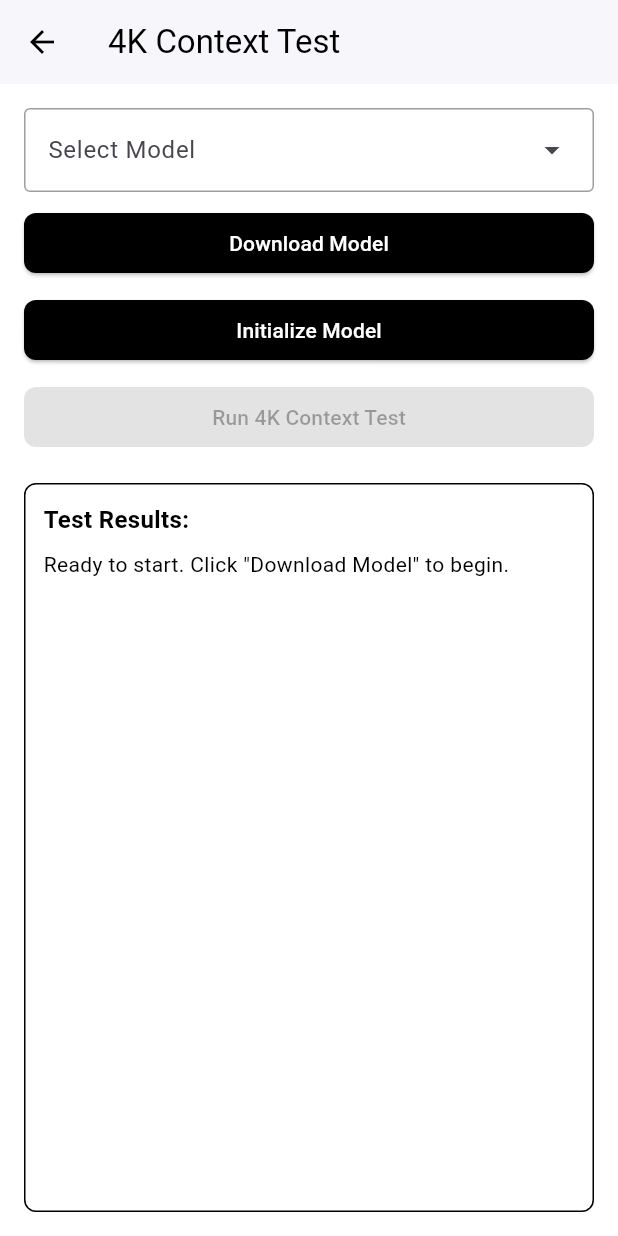
After one commit to cactus-compute/cactus-flutter, a Flutter app: the ContextTestPage screen opened directly, on a phone screen of 412 x 824 dp. The commit adds this screen. Run offline on Flutter 3.47's test engine with Material 3 defaults, Android fonts, the phone set to English and light mode, and no system bars; our stand-ins replace device_info_plus, file_picker, image_picker, objectbox, package_info_plus and 2 more; missing offline and left inert: android_id, dart:ffi, read_pdf_text, record; accounts and stored records are empty; generated files the repository leaves out were written again; network calls fail.

Commit message:
Update example app: 4k context test and pro token

```diff
--- /dev/null
+++ b/example/lib/pages/context_test.dart
@@ -0,0 +1,391 @@
+import 'package:cactus/cactus.dart';
+import 'package:flutter/material.dart';
+
+class ContextTestPage extends StatefulWidget {
+  const ContextTestPage({super.key});
+
+  @override
+  State<ContextTestPage> createState() => _ContextTestPageState();
+}
+
+class _ContextTestPageState extends State<ContextTestPage> {
+  final lm = CactusLM();
+  bool isModelDownloaded = false;
+  bool isModelLoaded = false;
+  bool isDownloading = false;
+  bool isInitializing = false;
+  bool isRunningTest = false;
+  String outputText = 'Ready to start. Click "Download Model" to begin.';
+  String? testResponse;
+  double testTPS = 0;
+  double testTTFT = 0;
+  double testTotalTime = 0;
+  int testPrefillTokens = 0;
+  int testDecodeTokens = 0;
+  int testTotalTokens = 0;
+  String model = 'qwen3-0.6';
+  List<CactusModel> availableModels = [];
+
+  @override
+  void initState() {
+    super.initState();
+    getAvailableModels();
+  }
+
+  @override
+  void dispose() {
+    lm.unload();
+    super.dispose();
+  }
+
+  Future<void> getAvailableModels() async {
+    try {
+      final models = await lm.getModels();
+      debugPrint("Available models: ${models.map((m) => "${m.slug}: ${m.sizeMb}MB").join(", ")}");
+      setState(() {
+        availableModels = models;
+      });
+    } catch (e) {
+      debugPrint("Error fetching models: $e");
+    }
+  }
+
+  Future<void> downloadModel() async {
+    setState(() {
+      isDownloading = true;
+      outputText = 'Downloading model...';
+    });
+
+    try {
+      await lm.downloadModel(
+        model: model,
+        downloadProcessCallback: (progress, status, isError) {
+          setState(() {
+            if (isError) {
+              outputText = 'Error: $status';
+            } else {
+              outputText = status;
+              if (progress != null) {
+                outputText += ' (${(progress * 100).toStringAsFixed(1)}%)';
+              }
+            }
+          });
+        },
+      );
+      setState(() {
+        isModelDownloaded = true;
+        outputText = 'Model downloaded successfully! Click "Initialize Model" to load it.';
+      });
+    } catch (e) {
+      setState(() {
+        outputText = 'Error downloading model: $e';
+      });
+    } finally {
+      setState(() {
+        isDownloading = false;
+      });
+    }
+  }
+
+  Future<void> initializeModel() async {
+    setState(() {
+      isInitializing = true;
+      outputText = 'Initializing model...';
+    });
+
+    try {
+      await lm.initializeModel(
+        params: CactusInitParams(model: model)
+      );
+      setState(() {
+        isModelLoaded = true;
+        outputText = 'Model initialized successfully! Ready to run 4K context test.';
+      });
+    } catch (e) {
+      setState(() {
+        outputText = 'Error initializing model: $e';
+      });
+    } finally {
+      setState(() {
+        isInitializing = false;
+      });
+    }
+  }
+
+  Future<void> run4KContextTest() async {
+    if (!isModelLoaded) {
+      setState(() {
+        outputText = 'Please download and initialize model first.';
+      });
+      return;
+    }
+
+    setState(() {
+      isRunningTest = true;
+      outputText = 'Running 4K context test...';
+      testResponse = null;
+      testTPS = 0;
+      testTTFT = 0;
+      testTotalTime = 0;
+      testPrefillTokens = 0;
+      testDecodeTokens = 0;
+      testTotalTokens = 0;
+    });
+
+    try {
+      // Build system message with 230 context items
+      StringBuffer systemContent = StringBuffer('/no_think You are helpful. ');
+      for (int i = 0; i < 230; i++) {
+        systemContent.write('Context $i: Background knowledge. ');
+      }
+
+      // Build user message with 230 data items
+      StringBuffer userContent = StringBuffer();
+      for (int i = 0; i < 230; i++) {
+        final dataValue = i * 3.14159;
+        userContent.write('Data $i = $dataValue. ');
+      }
+      userContent.write('Explain the data.');
+
+      debugPrint('System message length: ${systemContent.length} chars');
+      debugPrint('User message length: ${userContent.length} chars');
+
+      final resp = await lm.generateCompletion(
+        messages: [
+          ChatMessage(content: systemContent.toString(), role: "system"),
+          ChatMessage(content: userContent.toString(), role: "user")
+        ],
+        params: CactusCompletionParams(
+          maxTokens: 100
+        )
+      );
+
+      if (resp.success) {
+        setState(() {
+          testResponse = resp.response;
+          testTPS = resp.tokensPerSecond;
+          testTTFT = resp.timeToFirstTokenMs;
+          testTotalTime = resp.totalTimeMs;
+          testPrefillTokens = resp.prefillTokens;
+          testDecodeTokens = resp.decodeTokens;
+          testTotalTokens = resp.totalTokens;
+          outputText = '4K context test completed successfully!';
+        });
+      } else {
+        setState(() {
+          outputText = 'Test failed to generate response.';
+        });
+      }
+    } catch (e) {
+      setState(() {
+        outputText = 'Error running test: $e';
+      });
+    } finally {
+      setState(() {
+        isRunningTest = false;
+      });
+    }
+  }
+
+  @override
+  Widget build(BuildContext context) {
+    return Scaffold(
+      backgroundColor: Colors.white,
+      appBar: AppBar(
+        title: const Text('4K Context Test'),
+        backgroundColor: Colors.white,
+        foregroundColor: Colors.black,
+        elevation: 1,
+      ),
+      body: Stack(
+        children: [
+          Padding(
+            padding: const EdgeInsets.all(16.0),
+            child: Column(
+              crossAxisAlignment: CrossAxisAlignment.stretch,
+              children: [
+                const SizedBox(height: 56),
+                const SizedBox(height: 10),
+
+                // Buttons section
+                ElevatedButton(
+                  onPressed: isDownloading ? null : downloadModel,
+                  style: ElevatedButton.styleFrom(
+                    backgroundColor: Colors.black,
+                    foregroundColor: Colors.white,
+                  ),
+                  child: isDownloading
+                    ? const Row(
+                        mainAxisSize: MainAxisSize.min,
+                        children: [
+                          SizedBox(
+                            width: 16,
+                            height: 16,
+                            child: CircularProgressIndicator(
+                              strokeWidth: 2,
+                              valueColor: AlwaysStoppedAnimation<Color>(Colors.white),
+                            ),
+                          ),
+                          SizedBox(width: 8),
+                          Text('Downloading...'),
+                        ],
+                      )
+                    : Text(isModelDownloaded ? 'Model Downloaded ✓' : 'Download Model'),
+                ),
+                const SizedBox(height: 10),
+                ElevatedButton(
+                  onPressed: (isInitializing || isDownloading) ? null : initializeModel,
+                  style: ElevatedButton.styleFrom(
+                    backgroundColor: Colors.black,
+                    foregroundColor: Colors.white,
+                  ),
+                  child: isInitializing
+                    ? const Row(
+                        mainAxisSize: MainAxisSize.min,
+                        children: [
+                          SizedBox(
+                            width: 16,
+                            height: 16,
+                            child: CircularProgressIndicator(
+                              strokeWidth: 2,
+                              valueColor: AlwaysStoppedAnimation<Color>(Colors.white),
+                            ),
+                          ),
+                          SizedBox(width: 8),
+                          Text('Initializing...'),
+                        ],
+                      )
+                    : Text(isModelLoaded ? 'Model Initialized ✓' : 'Initialize Model'),
+                ),
+                const SizedBox(height: 10),
+                ElevatedButton(
+                  onPressed: (isDownloading || isInitializing || isRunningTest || !isModelLoaded) ? null : run4KContextTest,
+                  style: ElevatedButton.styleFrom(
+                    backgroundColor: Colors.black,
+                    foregroundColor: Colors.white,
+                  ),
+                  child: isRunningTest
+                    ? const Row(
+                        mainAxisSize: MainAxisSize.min,
+                        children: [
+                          SizedBox(
+                            width: 16,
+                            height: 16,
+                            child: CircularProgressIndicator(
+                              strokeWidth: 2,
+                              valueColor: AlwaysStoppedAnimation<Color>(Colors.white),
+                            ),
+                          ),
+                          SizedBox(width: 8),
+                          Text('Running Test...'),
+                        ],
+                      )
+                    : const Text('Run 4K Context Test'),
+                ),
+
+                const SizedBox(height: 20),
+
+                // Output section
+                Expanded(
+                  child: Container(
+                    padding: const EdgeInsets.all(12),
+                    decoration: BoxDecoration(
+                      border: Border.all(color: Colors.black),
+                      borderRadius: BorderRadius.circular(8),
+                      color: Colors.white,
+                    ),
+                    child: SingleChildScrollView(
+                      child: Column(
+                        crossAxisAlignment: CrossAxisAlignment.start,
+                        children: [
+                          const Text(
+                            'Test Results:',
+                            style: TextStyle(fontWeight: FontWeight.bold, fontSize: 16, color: Colors.black),
+                          ),
+                          const SizedBox(height: 8),
+
+                          Text(outputText, style: const TextStyle(color: Colors.black)),
+                          if (testResponse != null) ...[
+                            const SizedBox(height: 16),
+                            const Divider(color: Colors.black),
+                            const SizedBox(height: 16),
+
+                            // Performance Metrics Section
+                            const Text(
+                              'Performance Metrics:',
+                              style: TextStyle(fontWeight: FontWeight.bold, fontSize: 14, color: Colors.black),
+                            ),
+                            const SizedBox(height: 8),
+                            _buildMetricRow('Model', model),
+                            _buildMetricRow('Time to First Token', '${testTTFT.toStringAsFixed(2)} ms'),
+                            _buildMetricRow('Total Time', '${testTotalTime.toStringAsFixed(2)} ms'),
+                            _buildMetricRow('Tokens Per Second', testTPS.toStringAsFixed(2)),
+                            _buildMetricRow('Prefill Tokens', '$testPrefillTokens'),
+                            _buildMetricRow('Decode Tokens', '$testDecodeTokens'),
+                            _buildMetricRow('Total Tokens', '$testTotalTokens'),
+
+                            const SizedBox(height: 16),
+                            const Divider(color: Colors.black),
+                            const SizedBox(height: 16),
+
+                            // Response Section
+                            const Text(
+                              'Response:',
+                              style: TextStyle(fontWeight: FontWeight.bold, fontSize: 14, color: Colors.black),
+                            ),
+                            const SizedBox(height: 4),
+                            Text(
+                              testResponse!,
+                              style: const TextStyle(color: Colors.black),
+                            ),
+                          ],
+                        ],
+                      ),
+                    ),
+                  ),
+                ),
+              ],
+            ),
+          ),
+          Positioned(
+            top: 16,
+            left: 16,
+            right: 16,
+            child: DropdownMenu(
+              hintText: 'Select Model',
+              expandedInsets: EdgeInsets.zero,
+              dropdownMenuEntries: availableModels.map((model) => DropdownMenuEntry(value: model.slug, label: '${model.slug} (${model.sizeMb}MB)')).toList(),
+              initialSelection: model,
+              onSelected: (String? value) {
+                if (value != null) {
+                  setState(() {
+                    model = value;
+                  });
+                }
+              },
+            ),
+          ),
+        ],
+      ),
+    );
+  }
+
+  Widget _buildMetricRow(String label, String value) {
+    return Padding(
+      padding: const EdgeInsets.symmetric(vertical: 4.0),
+      child: Row(
+        mainAxisAlignment: MainAxisAlignment.spaceBetween,
+        children: [
+          Text(
+            '$label:',
+            style: const TextStyle(color: Colors.black, fontWeight: FontWeight.w500),
+          ),
+          Text(
+            value,
+            style: const TextStyle(color: Colors.black),
+          ),
+        ],
+      ),
+    );
+  }
+}
--- a/example/pubspec.yaml
+++ b/example/pubspec.yaml
@@ -16,6 +16,7 @@ dependencies:
   path_provider: ^2.1.0
   path: ^1.8.3
   record: ^6.1.1
+  shared_preferences: ^2.2.0
 dev_dependencies:
   flutter_test:
     sdk: flutter
```
Also changed, not shown: example/lib/main.dart (+80 -1 lines), example/pubspec.lock, 5 other files.
